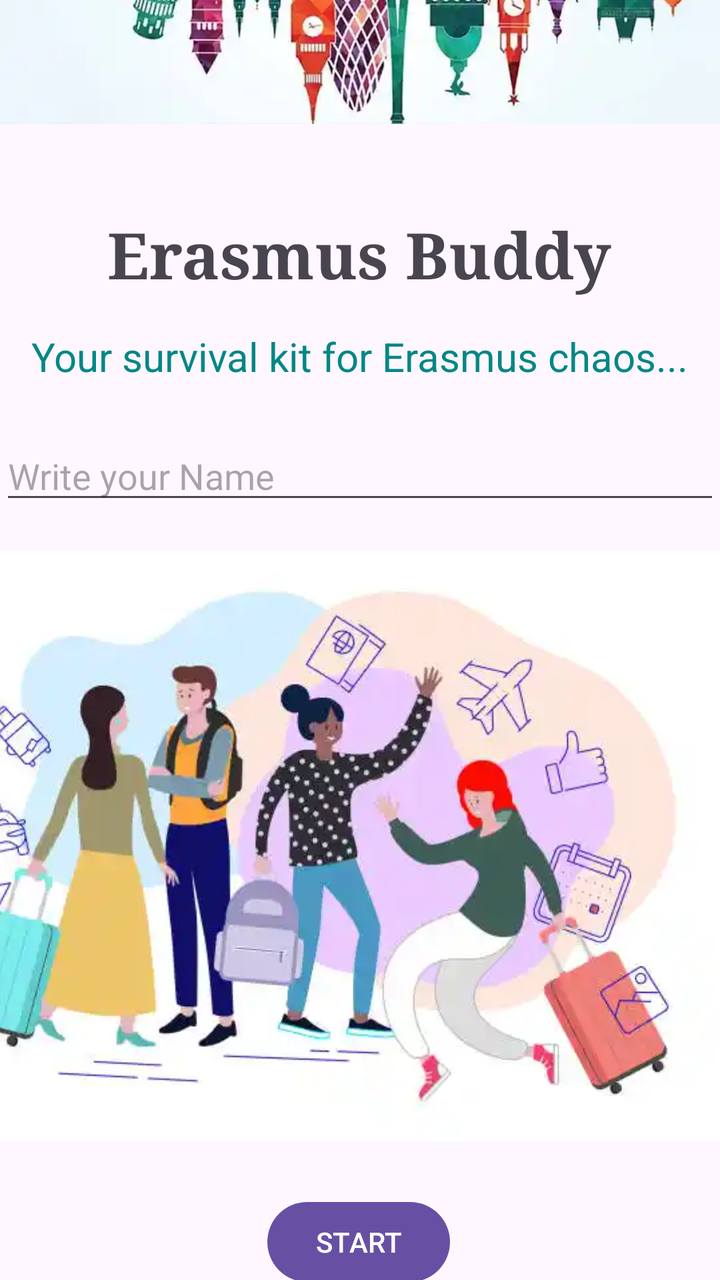
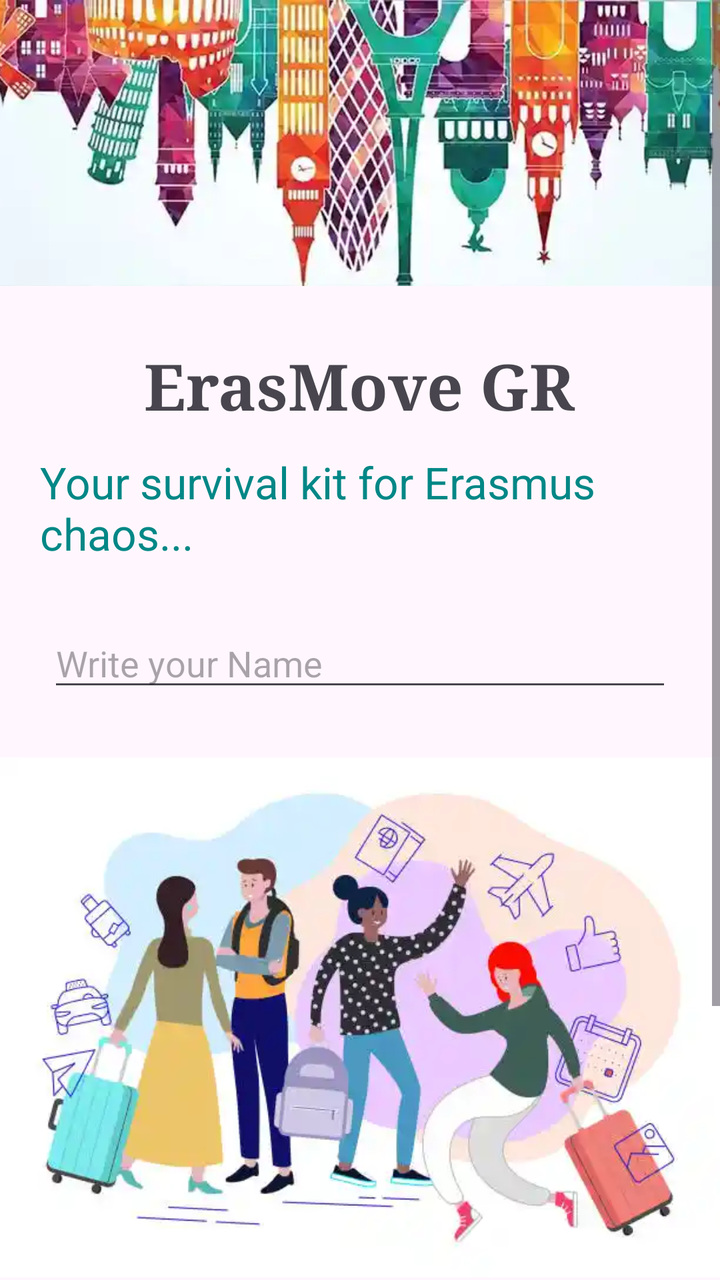

Screens rendered from an Android XML layout before and after an edit, with the pre-edit source and the edit as a unified diff.
<!-- AndroidManifest.xml: application theme Theme.ErasmusBuddy -->
<!-- res/layout/fragment_home.xml -->
<?xml version="1.0" encoding="utf-8"?>
<androidx.constraintlayout.widget.ConstraintLayout
    xmlns:android="http://schemas.android.com/apk/res/android"
    xmlns:app="http://schemas.android.com/apk/res-auto"
    xmlns:tools="http://schemas.android.com/tools"
    android:layout_width="match_parent"
    android:layout_height="match_parent">

    <TextView
        android:id="@+id/tvTitle"
        android:layout_width="wrap_content"
        android:layout_height="wrap_content"
        android:layout_marginTop="110dp"
        android:layout_marginBottom="16dp"
        android:text="@string/app_name"
        android:textSize="32sp"
        android:textStyle="bold"
        android:typeface="serif"
        app:layout_constraintBottom_toTopOf="@+id/textView"
        app:layout_constraintEnd_toEndOf="parent"
        app:layout_constraintHorizontal_bias="0.497"
        app:layout_constraintStart_toStartOf="parent"
        app:layout_constraintTop_toTopOf="parent"
        app:layout_constraintVertical_chainStyle="packed" />

    <ImageView
        android:id="@+id/ivLogo"
        android:layout_width="409dp"
        android:layout_height="300dp"
        android:layout_marginStart="8dp"
        android:layout_marginTop="16dp"
        android:src="@drawable/collage_amigos"
        app:layout_constraintBottom_toTopOf="@+id/btnStart"
        app:layout_constraintEnd_toEndOf="parent"
        app:layout_constraintHorizontal_bias="1.0"
        app:layout_constraintStart_toStartOf="parent"
        app:layout_constraintTop_toBottomOf="@+id/etNameCity" />

    <EditText
        android:id="@+id/etNameCity"
        android:layout_width="0dp"
        android:layout_height="wrap_content"
        android:layout_marginTop="24dp"
        android:hint="@string/home_hint_name"
        app:layout_constraintBottom_toTopOf="@+id/ivLogo"
        app:layout_constraintEnd_toEndOf="parent"
        app:layout_constraintStart_toStartOf="parent"
        app:layout_constraintTop_toBottomOf="@+id/textView" />

    <TextView
        android:id="@+id/tvWelcome"
        android:layout_width="wrap_content"
        android:layout_height="wrap_content"
        android:layout_marginTop="24dp"
        android:text="@string/home_welcome"
        android:textSize="24sp"
        android:textStyle="italic"
        android:visibility="gone"
        app:layout_constraintBottom_toTopOf="@+id/ivLogo"
        app:layout_constraintEnd_toEndOf="parent"
        app:layout_constraintStart_toStartOf="parent"
        app:layout_constraintTop_toBottomOf="@+id/textView" />


    <Button
        android:id="@+id/btnStart"
        android:layout_width="wrap_content"
        android:layout_height="wrap_content"
        android:layout_marginTop="24dp"
        android:text="@string/home_btn_start"
        app:layout_constraintBottom_toBottomOf="parent"
        app:layout_constraintEnd_toEndOf="parent"
        app:layout_constraintHorizontal_bias="0.498"
        app:layout_constraintStart_toStartOf="parent"
        app:layout_constraintTop_toBottomOf="@+id/ivLogo" />

    <ImageView
        android:id="@+id/imageView2"
        android:layout_width="0dp"
        android:layout_height="wrap_content"
        android:layout_marginBottom="15dp"
        android:scaleType="fitStart"
        app:layout_constraintBottom_toTopOf="@+id/textView"
        app:layout_constraintEnd_toEndOf="parent"
        app:layout_constraintStart_toStartOf="parent"
        app:layout_constraintTop_toTopOf="parent"
        app:srcCompat="@drawable/erasmus_welcome_init" />

    <TextView
        android:id="@+id/textView"
        android:layout_width="wrap_content"
        android:layout_height="wrap_content"
        android:layout_marginStart="20dp"
        android:layout_marginEnd="20dp"
        android:text="@string/home_subtitle"
        android:textColor="@color/design_default_color_secondary_variant"
        android:textSize="20sp"
        android:typeface="sans"
        app:layout_constraintBottom_toTopOf="@+id/etNameCity"
        app:layout_constraintEnd_toEndOf="parent"
        app:layout_constraintStart_toStartOf="parent"
        app:layout_constraintTop_toBottomOf="@+id/tvTitle" />

</androidx.constraintlayout.widget.ConstraintLayout>
<!-- resources referenced by this layout -->
<resources>
  <!-- drawable collage_amigos: webp bitmap (drawable, 14150 bytes) -->
  <!-- drawable erasmus_welcome_init: webp bitmap (drawable, 15516 bytes) -->
  <string name="app_name">Erasmus Buddy</string>
  <string name="home_btn_start">START</string>
  <string name="home_hint_name">Write your Name</string>
  <string name="home_subtitle">Your survival kit for Erasmus chaos...</string>
  <string name="home_welcome">Welcome!</string>
  <style name="Theme.ErasmusBuddy" parent="Base.Theme.ErasmusBuddy" />
  <style name="Base.Theme.ErasmusBuddy" parent="Theme.Material3.DayNight.NoActionBar">
          
          
      </style>
</resources>

<!-- the commit's change to res/layout/fragment_home.xml (unified diff, before → after) -->
@@ -1,104 +1,120 @@
 <?xml version="1.0" encoding="utf-8"?>
-<androidx.constraintlayout.widget.ConstraintLayout
-    xmlns:android="http://schemas.android.com/apk/res/android"
+<ScrollView xmlns:android="http://schemas.android.com/apk/res/android"
     xmlns:app="http://schemas.android.com/apk/res-auto"
     xmlns:tools="http://schemas.android.com/tools"
     android:layout_width="match_parent"
-    android:layout_height="match_parent">
+    android:layout_height="match_parent"
+    android:background="#FFF7FD"
+    tools:context=".HomeFragment">
 
-    <TextView
-        android:id="@+id/tvTitle"
-        android:layout_width="wrap_content"
+    <LinearLayout
+        android:layout_width="match_parent"
         android:layout_height="wrap_content"
-        android:layout_marginTop="110dp"
-        android:layout_marginBottom="16dp"
-        android:text="@string/app_name"
-        android:textSize="32sp"
-        android:textStyle="bold"
-        android:typeface="serif"
-        app:layout_constraintBottom_toTopOf="@+id/textView"
-        app:layout_constraintEnd_toEndOf="parent"
-        app:layout_constraintHorizontal_bias="0.497"
-        app:layout_constraintStart_toStartOf="parent"
-        app:layout_constraintTop_toTopOf="parent"
-        app:layout_constraintVertical_chainStyle="packed" />
+        android:orientation="vertical">
 
-    <ImageView
-        android:id="@+id/ivLogo"
-        android:layout_width="409dp"
-        android:layout_height="300dp"
-        android:layout_marginStart="8dp"
-        android:layout_marginTop="16dp"
-        android:src="@drawable/collage_amigos"
-        app:layout_constraintBottom_toTopOf="@+id/btnStart"
-        app:layout_constraintEnd_toEndOf="parent"
-        app:layout_constraintHorizontal_bias="1.0"
-        app:layout_constraintStart_toStartOf="parent"
-        app:layout_constraintTop_toBottomOf="@+id/etNameCity" />
+        <ImageView
+            android:id="@+id/imageView2"
+            android:layout_width="match_parent"
+            android:layout_height="143dp"
+            android:adjustViewBounds="true"
+            android:scaleType="centerCrop"
+            android:src="@drawable/erasmus_welcome_init" />
 
-    <EditText
-        android:id="@+id/etNameCity"
-        android:layout_width="0dp"
-        android:layout_height="wrap_content"
-        android:layout_marginTop="24dp"
-        android:hint="@string/home_hint_name"
-        app:layout_constraintBottom_toTopOf="@+id/ivLogo"
-        app:layout_constraintEnd_toEndOf="parent"
-        app:layout_constraintStart_toStartOf="parent"
-        app:layout_constraintTop_toBottomOf="@+id/textView" />
+        <TextView
+            android:id="@+id/tvTitle"
+            android:layout_width="wrap_content"
+            android:layout_height="wrap_content"
+            android:layout_gravity="center_horizontal"
+            android:layout_marginTop="28dp"
+            android:text="ErasMove GR"
+            android:textSize="32sp"
+            android:textStyle="bold"
+            android:typeface="serif" />
 
-    <TextView
-        android:id="@+id/tvWelcome"
-        android:layout_width="wrap_content"
-        android:layout_height="wrap_content"
-        android:layout_marginTop="24dp"
-        android:text="@string/home_welcome"
-        android:textSize="24sp"
-        android:textStyle="italic"
-        android:visibility="gone"
-        app:layout_constraintBottom_toTopOf="@+id/ivLogo"
-        app:layout_constraintEnd_toEndOf="parent"
-        app:layout_constraintStart_toStartOf="parent"
-        app:layout_constraintTop_toBottomOf="@+id/textView" />
+        <TextView
+            android:id="@+id/textView"
+            android:layout_width="wrap_content"
+            android:layout_height="wrap_content"
+            android:layout_gravity="center_horizontal"
+            android:layout_marginStart="20dp"
+            android:layout_marginTop="12dp"
+            android:layout_marginEnd="20dp"
+            android:text="Your survival kit for Erasmus chaos..."
+            android:textColor="@color/design_default_color_secondary_variant"
+            android:textSize="22sp"
+            android:typeface="sans" />
 
+        <EditText
+            android:id="@+id/etNameCity"
+            android:layout_width="match_parent"
+            android:layout_height="wrap_content"
+            android:layout_marginStart="24dp"
+            android:layout_marginTop="28dp"
+            android:layout_marginEnd="24dp"
+            android:hint="@string/home_hint_name" />
 
-    <Button
-        android:id="@+id/btnStart"
-        android:layout_width="wrap_content"
-        android:layout_height="wrap_content"
-        android:layout_marginTop="24dp"
-        android:text="@string/home_btn_start"
-        app:layout_constraintBottom_toBottomOf="parent"
-        app:layout_constraintEnd_toEndOf="parent"
-        app:layout_constraintHorizontal_bias="0.498"
-        app:layout_constraintStart_toStartOf="parent"
-        app:layout_constraintTop_toBottomOf="@+id/ivLogo" />
+        <ImageView
+            android:id="@+id/ivLogo"
+            android:layout_width="match_parent"
+            android:layout_height="wrap_content"
+            android:layout_marginTop="28dp"
+            android:adjustViewBounds="true"
+            android:scaleType="fitCenter"
+            android:src="@drawable/collage_amigos" />
 
-    <ImageView
-        android:id="@+id/imageView2"
-        android:layout_width="0dp"
-        android:layout_height="wrap_content"
-        android:layout_marginBottom="15dp"
-        android:scaleType="fitStart"
-        app:layout_constraintBottom_toTopOf="@+id/textView"
-        app:layout_constraintEnd_toEndOf="parent"
-        app:layout_constraintStart_toStartOf="parent"
-        app:layout_constraintTop_toTopOf="parent"
-        app:srcCompat="@drawable/erasmus_welcome_init" />
+        <TextView
+            android:id="@+id/tvWelcome"
+            android:layout_width="wrap_content"
+            android:layout_height="wrap_content"
+            android:layout_gravity="center_horizontal"
+            android:layout_marginTop="16dp"
+            android:text="@string/home_welcome"
+            android:textSize="24sp"
+            android:textStyle="italic"
+            android:visibility="gone" />
 
-    <TextView
-        android:id="@+id/textView"
-        android:layout_width="wrap_content"
-        android:layout_height="wrap_content"
-        android:layout_marginStart="20dp"
-        android:layout_marginEnd="20dp"
-        android:text="@string/home_subtitle"
-        android:textColor="@color/design_default_color_secondary_variant"
-        android:textSize="20sp"
-        android:typeface="sans"
-        app:layout_constraintBottom_toTopOf="@+id/etNameCity"
-        app:layout_constraintEnd_toEndOf="parent"
-        app:layout_constraintStart_toStartOf="parent"
-        app:layout_constraintTop_toBottomOf="@+id/tvTitle" />
+        <LinearLayout
+            android:layout_width="match_parent"
+            android:layout_height="wrap_content"
+            android:layout_marginStart="20dp"
+            android:layout_marginTop="12dp"
+            android:layout_marginEnd="20dp"
+            android:gravity="center_vertical"
+            android:orientation="horizontal">
 
-</androidx.constraintlayout.widget.ConstraintLayout>
+            <ImageView
+                android:id="@+id/ivSmall"
+                android:layout_width="0dp"
+                android:layout_height="match_parent"
+                android:layout_weight="1"
+                android:src="@drawable/estrella_logo"
+                android:scaleType="fitCenter"
+                android:layout_marginTop="8dp"
+                android:layout_marginBottom="8dp" />
+
+            <TextView
+                android:id="@+id/tvMiniText"
+                android:layout_width="0dp"
+                android:layout_height="wrap_content"
+                android:layout_weight="4"
+                android:gravity="center"
+                android:paddingStart="10dp"
+                android:text="Become an explorer with your ERASMUS BUDDY and press START to see some relevant tips"
+                android:textAllCaps="false"
+                android:textColor="#555555"
+                android:textSize="15sp" />
+
+        </LinearLayout>
+
+        <Button
+            android:id="@+id/btnStart"
+            android:layout_width="wrap_content"
+            android:layout_height="wrap_content"
+            android:layout_gravity="center_horizontal"
+            android:layout_marginTop="28dp"
+            android:layout_marginBottom="32dp"
+            android:text="START" />
+
+    </LinearLayout>
+
+</ScrollView>
<!-- resource entries referenced after the edit -->
@@ -2,10 +2,8 @@
 <resources>
   <!-- drawable collage_amigos: webp bitmap (drawable, 14150 bytes) -->
   <!-- drawable erasmus_welcome_init: webp bitmap (drawable, 15516 bytes) -->
-  <string name="app_name">Erasmus Buddy</string>
-  <string name="home_btn_start">START</string>
+  <!-- drawable estrella_logo: webp bitmap (drawable, 11934 bytes) -->
   <string name="home_hint_name">Write your Name</string>
-  <string name="home_subtitle">Your survival kit for Erasmus chaos...</string>
   <string name="home_welcome">Welcome!</string>
   <style name="Theme.ErasmusBuddy" parent="Base.Theme.ErasmusBuddy" />
   <style name="Base.Theme.ErasmusBuddy" parent="Theme.Material3.DayNight.NoActionBar">
